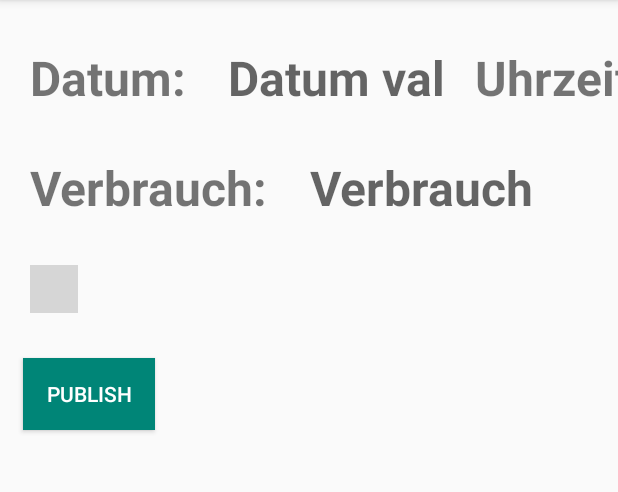
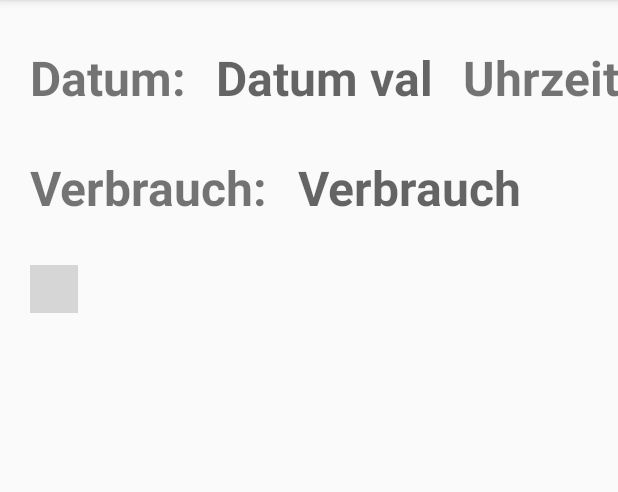
Before and after one commit to Rackkoun/SASIS, an Android app: the screen it shows after launch (MainActivity), on a phone screen of 412 x 824 dp, the part 84-576 px from its top. Run offline under Robolectric (Android 15) with nearby library versions, the phone set to English and light mode, and no system bars; libraries missing offline, so code that uses them is left out: com.github.mikephil.charting, org.eclipse.paho; plain views replace LineChart; 5 statements that could not run were skipped; grey boxes are pictures that could not be loaded.

Commit message:
MQTT-Message receveid, but have to be tested again
ToDo Test:
- Connection with a local Database
- draw received data in a graph
- print date and time formatted

(Optional)
- Check App-Design

```diff
--- a/BOTMQTT/app/src/main/java/cm/leforestier/bot_mqtt/MainActivity.java
+++ b/BOTMQTT/app/src/main/java/cm/leforestier/bot_mqtt/MainActivity.java
@@ -1,6 +1,6 @@
 package cm.leforestier.bot_mqtt;
 
-import android.os.MessageQueue;
+import android.database.sqlite.SQLiteDatabase;
 import android.support.v7.app.AppCompatActivity;
 import android.os.Bundle;
 import android.util.Log;
@@ -8,6 +8,8 @@ import android.view.View;
 import android.widget.TextView;
 import android.widget.Toast;
 
+import com.github.mikephil.charting.charts.LineChart;
+import com.github.mikephil.charting.data.Entry;
 import org.eclipse.paho.android.service.MqttAndroidClient;
 import org.eclipse.paho.client.mqttv3.IMqttActionListener;
 import org.eclipse.paho.client.mqttv3.IMqttDeliveryToken;
@@ -16,77 +18,42 @@ import org.eclipse.paho.client.mqttv3.MqttCallback;
 import org.eclipse.paho.client.mqttv3.MqttClient;
 import org.eclipse.paho.client.mqttv3.MqttException;
 import org.eclipse.paho.client.mqttv3.MqttMessage;
+import warning_model.WarningManager;
 
 import java.io.UnsupportedEncodingException;
+import java.util.ArrayList;
+import java.util.List;
 
 public class MainActivity extends AppCompatActivity {
 // MPAndroidChart Documentation: https://weeklycoding.com/mpandroidchart-documentation/
-    final String TAG = MainActivity.class.getSimpleName();
-    String topicMsg = "strom/verbrauch";
-    byte[] encodeMsg = new byte[0];
+    private final String TAG = MainActivity.class.getSimpleName();
 
-    String server = "tcp://192.168.178.28:1883"; // wird geaendert
-    String clientID = "Andoid-RUPH";
-    MqttClient mqttClient;
-    MqttAndroidClient androidClient;
-    TextView textView;
+    private String topicMsg = "strom/bot";
+    private byte[] encodeMsg = new byte[0];
+
+    private String server = "tcp://192.168.178.28:1883"; // wird geaendert
+    private String clientID = "Android-PHONE-NEX05";
+    private MqttClient mqttClient;
+    private MqttAndroidClient androidClient;
+
+    private TextView msg_tv;
+    private TextView date_tv;
+    private TextView hour_tv;
+    private LineChart graph;
+
+    List<Entry> entries = new ArrayList<Entry>();
+
+    BOTMQTTDB helper;
+    SQLiteDatabase database;
+    WarningManager manager = new WarningManager();
+
     @Override
     protected void onCreate(Bundle savedInstanceState) {
         super.onCreate(savedInstanceState);
         setContentView(R.layout.activity_main);
 
-        textView = (TextView) findViewById(R.id.message_id);
-        //mqttClient = createClient(server,clientID);
-        String clientId = MqttClient.generateClientId();
-
-             androidClient = new MqttAndroidClient(this.getApplicationContext(), server,
-                        clientId);
-
-
-        try {
-            IMqttToken token = androidClient.connect();
-            token.setActionCallback(new IMqttActionListener() {
-                @Override
-                public void onSuccess(IMqttToken asyncActionToken) {
-                    // We are connected
-                    Log.d(TAG, "onSuccess");
-                    Toast.makeText(getApplicationContext(),"CONNECTED",Toast.LENGTH_LONG);
-
-                    subscr(topicMsg,0);
-                }
-
-                @Override
-                public void onFailure(IMqttToken asyncActionToken, Throwable exception) {
-                    // Something went wrong e.g. connection timeout or firewall problems
-                    Log.d(TAG, "onFailure");
-
-                }
-            });
-        } catch (MqttException e) {
-            e.printStackTrace();
-        }
-
-        // set callback is important but why?
-        androidClient.setCallback(new MqttCallback() {
-            @Override
-            public void connectionLost(Throwable cause) {
-
-            }
-// https://stackoverflow.com/questions/45349371/how-to-receive-message-in-mqtt-android
-            @Override
-            public void messageArrived(String topic, MqttMessage message) throws Exception {
-                // set text view 1
-                Log.d(TAG,"Message original: "+ message+"\n Message Str: "+new String(message.getPayload()));
-                Toast.makeText(getApplicationContext(),"Message is arrived: "+new String(message.getPayload()),Toast.LENGTH_LONG);
-                subscr(topic,1);
-                textView.setText(new String(message.getPayload()));
-            }
-
-            @Override
-            public void deliveryComplete(IMqttDeliveryToken token) {
-
-            }
-        });
+        onInitializedViews();
+        onCreateAndroidClientMQTT();
     }
 
     private void subscr(String top, int qos){
@@ -123,7 +90,7 @@ public class MainActivity extends AppCompatActivity {
                         Log.d(TAG,"Encoded MSG: "+ message);
                         Toast.makeText(getBaseContext(),new String(message.getPayload())+"  bekommen",Toast.LENGTH_LONG);
 
-                        textView.setText(new String(message.getPayload()));
+                        msg_tv.setText(new String(message.getPayload()));
                     }
 
                     @Override
@@ -154,4 +121,72 @@ public class MainActivity extends AppCompatActivity {
         }catch (MqttException e){e.printStackTrace();}
         return mqttClientTmp;
     }
+
+    // Graph
+    private void onInitializedViews(){
+        msg_tv = (TextView) findViewById(R.id.message_id);
+        date_tv = (TextView) findViewById(R.id.date_val_id);
+        hour_tv = (TextView) findViewById(R.id.hour_val_id);
+        graph = (LineChart) findViewById(R.id.diag_id);
+
+        entries.add(new Entry(0.0f, 0.0f)); // add values to an  entry
+
+        helper = new BOTMQTTDB(this);
+        database = helper.getWritableDatabase();
+        Log.d(TAG, "Views are initialized");
+    }
+
+    private void onCreateAndroidClientMQTT(){
+        mqttClient = createClient(server,clientID);
+        //String clientId = MqttClient.generateClientId();
+
+        androidClient = new MqttAndroidClient(this.getApplicationContext(), server,
+                clientID);
+
+
+        try {
+            IMqttToken token = androidClient.connect();
+            token.setActionCallback(new IMqttActionListener() {
+                @Override
+                public void onSuccess(IMqttToken asyncActionToken) {
+                    // We are connected
+                    Log.d(TAG, "onSuccess");
+                    Toast.makeText(getApplicationContext(),"CONNECTED",Toast.LENGTH_LONG);
+
+                    subscr(topicMsg,0);
+                }
+
+                @Override
+                public void onFailure(IMqttToken asyncActionToken, Throwable exception) {
+                    // Something went wrong e.g. connection timeout or firewall problems
+                    Log.d(TAG, "onFailure");
+
+                }
+            });
+        } catch (MqttException e) {
+            e.printStackTrace();
+        }
+
+        // set callback is important but why?
+        androidClient.setCallback(new MqttCallback() {
+            @Override
+            public void connectionLost(Throwable cause) {
+
+            }
+            // https://stackoverflow.com/questions/45349371/how-to-receive-message-in-mqtt-android
+            @Override
+            public void messageArrived(String topic, MqttMessage message) throws Exception {
+                // set text view 1
+                Log.d(TAG,"Message original: "+ message+"\n Message Str: "+new String(message.getPayload()));
+                Toast.makeText(getApplicationContext(),"Message is arrived: "+new String(message.getPayload()),Toast.LENGTH_LONG);
+                subscr(topic,1);
+                msg_tv.setText(new String(message.getPayload()));
+            }
+
+            @Override
+            public void deliveryComplete(IMqttDeliveryToken token) {
+
+            }
+        });
+    }
 }
--- a/BOTMQTT/app/src/main/res/layout/activity_main.xml
+++ b/BOTMQTT/app/src/main/res/layout/activity_main.xml
@@ -10,7 +10,7 @@
         android:id="@+id/date_lbl_id"
         android:layout_width="wrap_content"
         android:layout_height="wrap_content"
-        android:text="Datum: "
+        android:text="@string/datum"
         android:textStyle="bold"
         android:textSize="48px"
 
@@ -26,7 +26,7 @@
         android:id="@+id/date_val_id"
         android:layout_width="wrap_content"
         android:layout_height="wrap_content"
-        android:hint="Datum val"
+        android:hint="@string/datum_val"
         android:textStyle="bold"
         android:textSize="48px"
 
@@ -42,7 +42,7 @@
         android:id="@+id/hour_lbl_id"
         android:layout_width="wrap_content"
         android:layout_height="wrap_content"
-        android:text="Uhrzeit: "
+        android:text="@string/uhrzeit"
         android:textStyle="bold"
         android:textSize="48px"
 
@@ -58,7 +58,7 @@
         android:id="@+id/hour_val_id"
         android:layout_width="wrap_content"
         android:layout_height="wrap_content"
-        android:hint="Hour val"
+        android:hint="@string/hour_val"
         android:textStyle="bold"
         android:textSize="48px"
 
@@ -74,7 +74,7 @@
         android:id="@+id/consumption_lbl_id"
         android:layout_width="wrap_content"
         android:layout_height="wrap_content"
-        android:text="Verbrauch: "
+        android:text="@string/verbrauch"
         android:textStyle="bold"
         android:textSize="48px"
 
@@ -102,17 +102,6 @@
         app:layout_constraintTop_toBottomOf="@id/hour_lbl_id"
         app:layout_constraintLeft_toRightOf="@id/consumption_lbl_id"/>
 
-    <Button
-        android:layout_width="wrap_content"
-        android:layout_height="wrap_content"
-        app:layout_constraintTop_toBottomOf="@id/diag_id"
-        android:layout_marginTop="30dp"
-        android:layout_marginLeft="15dp"
-        app:layout_constraintLeft_toLeftOf="parent"
-        android:background="@color/colorPrimary"
-        android:textColor="#FFFFFF"
-        android:text="publish"
-        android:onClick="publishIntoStrom"/>
 
     <com.github.mikephil.charting.charts.LineChart
         android:id="@+id/diag_id"
--- a/BOTMQTT/app/src/main/res/values/strings.xml
+++ b/BOTMQTT/app/src/main/res/values/strings.xml
@@ -1,3 +1,8 @@
 <resources>
     <string name="app_name">BOT-MQTT</string>
+    <string name="datum">Datum:</string>
+    <string name="datum_val">Datum val</string>
+    <string name="uhrzeit">Uhrzeit:</string>
+    <string name="hour_val">Hour val</string>
+    <string name="verbrauch">Verbrauch:</string>
 </resources>
```
Also changed, not shown: BOTMQTT/app/src/main/java/cm/leforestier/bot_mqtt/BOTMQTTDB.java (+100 -8 lines), BOTMQTT/app/src/main/java/warning_model/Warning.java (added, +58 -0 lines), BOTMQTT/app/src/main/java/warning_model/WarningManager.java (added, +122 -0 lines).
